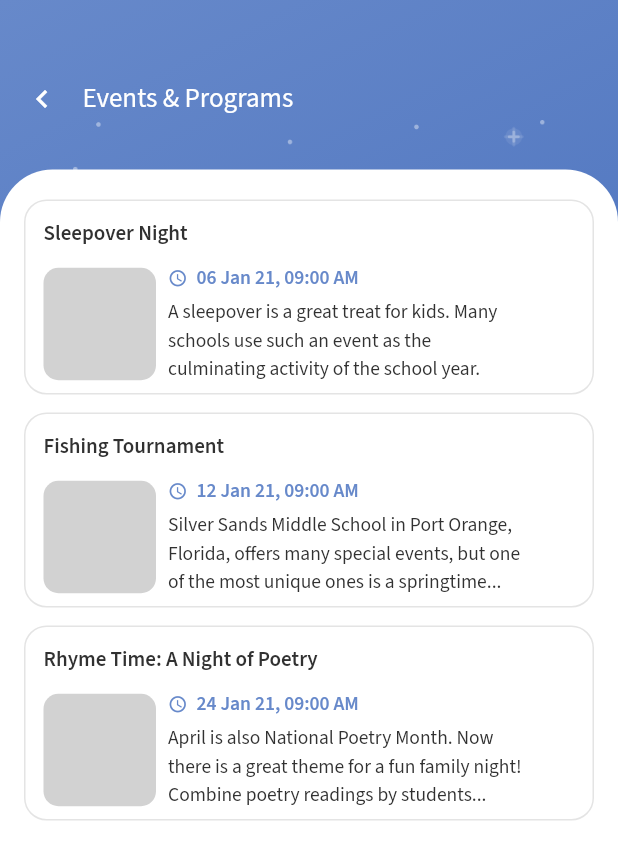
After one commit to Syahro/erp_ui, a Flutter app: the EventPage screen opened directly, on a phone screen of 412 x 824 dp. The commit adds this screen. Shown: the top 860 px of the screen. Run offline on Flutter 3.47's test engine with Material 2 defaults, Android fonts, the phone set to English and light mode, and no system bars; our stand-ins replace google_fonts.

Commit message:
done modified eventPage and add some assets or support

```diff
--- /dev/null
+++ b/lib/pages/event_page.dart
@@ -0,0 +1,117 @@
+import 'package:erp_ui/theme.dart';
+import 'package:erp_ui/widget/event_card.dart';
+import 'package:flutter/material.dart';
+
+class EventPage extends StatelessWidget {
+  @override
+  Widget build(BuildContext context) {
+    return Scaffold(
+      body: Stack(
+        children: [
+          Container(
+            height: double.infinity,
+            width: double.infinity,
+            decoration: BoxDecoration(
+              gradient: LinearGradient(
+                begin: Alignment.topLeft,
+                end: Alignment.bottomRight,
+                colors: [
+                  lightBlueColor,
+                  darkBlueColor,
+                ],
+              ),
+            ),
+            child: Padding(
+              padding: EdgeInsets.only(
+                top: 53,
+                left: 16,
+              ),
+              child: Column(
+                children: [
+                  Row(
+                    children: [
+                      Icon(
+                        Icons.chevron_left,
+                        color: whiteColor,
+                      ),
+                      SizedBox(
+                        width: 15,
+                      ),
+                      Text(
+                        'Events & Programs',
+                        style: regularTextStyle.copyWith(
+                          fontSize: 18,
+                          color: whiteColor,
+                        ),
+                      ),
+                    ],
+                  ),
+                  Padding(
+                    padding: EdgeInsets.symmetric(
+                      horizontal: 18,
+                    ),
+                    child: Image.asset(
+                      'assets/star_pattern.png',
+                      width: double.infinity,
+                      height: 62.45,
+                      color: whiteColor.withOpacity(0.4),
+                    ),
+                  ),
+                ],
+              ),
+            ),
+          ),
+          Padding(
+            padding: EdgeInsets.only(
+              top: 113,
+            ),
+            child: Container(
+              width: double.infinity,
+              decoration: BoxDecoration(
+                color: whiteColor,
+                borderRadius: BorderRadius.vertical(
+                  top: Radius.circular(35),
+                ),
+              ),
+              child: Padding(
+                padding: EdgeInsets.only(
+                  left: 16,
+                  right: 16,
+                  top: 20,
+                ),
+                child: Column(
+                  children: [
+                    EventCard(
+                      title: 'Sleepover Night',
+                      timeEvent: '06 Jan 21, 09:00 AM',
+                      description:
+                          'A sleepover is a great treat for kids. Many\nschools use such an event as the\nculminating activity of the school year.',
+                    ),
+                    SizedBox(
+                      height: 12,
+                    ),
+                    EventCard(
+                      title: 'Fishing Tournament',
+                      timeEvent: '12 Jan 21, 09:00 AM',
+                      description:
+                          'Silver Sands Middle School in Port Orange,\nFlorida, offers many special events, but one\nof the most unique ones is a springtime...',
+                    ),
+                    SizedBox(
+                      height: 12,
+                    ),
+                    EventCard(
+                      title: 'Rhyme Time: A Night of Poetry',
+                      timeEvent: '24 Jan 21, 09:00 AM',
+                      description:
+                          'April is also National Poetry Month. Now\nthere is a great theme for a fun family night!\nCombine poetry readings by students...',
+                    )
+                  ],
+                ),
+              ),
+            ),
+          )
+        ],
+      ),
+    );
+  }
+}
--- a/lib/pages/home_page.dart
+++ b/lib/pages/home_page.dart
@@ -1,6 +1,7 @@
 import 'package:erp_ui/pages/ask_doubt_page.dart';
 import 'package:erp_ui/pages/change_password_page.dart';
 import 'package:erp_ui/pages/date_sheet_page.dart';
+import 'package:erp_ui/pages/event_page.dart';
 import 'package:erp_ui/theme.dart';
 import 'package:erp_ui/widget/card_menu.dart';
 import 'package:erp_ui/widget/card_menu_top.dart';
@@ -312,9 +313,21 @@ class HomePage extends StatelessWidget {
                                     title: 'Change Password',
                                   ),
                                 ),
-                                CardMenu(
-                                  imageUrl: 'assets/ic_event.png',
-                                  title: 'Events',
+                                InkWell(
+                                  onTap: () {
+                                    Navigator.push(
+                                      context,
+                                      MaterialPageRoute(
+                                        builder: (context) {
+                                          return EventPage();
+                                        },
+                                      ),
+                                    );
+                                  },
+                                  child: CardMenu(
+                                    imageUrl: 'assets/ic_event.png',
+                                    title: 'Events',
+                                  ),
                                 ),
                                 CardMenu(
                                   imageUrl: 'assets/ic_logout.png',
--- /dev/null
+++ b/lib/widget/event_card.dart
@@ -0,0 +1,102 @@
+import 'package:flutter/material.dart';
+
+import '../theme.dart';
+
+class EventCard extends StatelessWidget {
+  final String title;
+  final String timeEvent;
+  final String description;
+
+  EventCard({
+    this.title,
+    this.timeEvent,
+    this.description,
+  });
+  @override
+  Widget build(BuildContext context) {
+    return Container(
+      width: double.infinity,
+      height: 130,
+      decoration: BoxDecoration(
+        borderRadius: BorderRadius.circular(15),
+        border: Border.all(
+          color: lightGreyColor.withOpacity(0.3),
+        ),
+      ),
+      child: Padding(
+        padding: EdgeInsets.only(
+          top: 12,
+          left: 12,
+          bottom: 12,
+          right: 21,
+        ),
+        child: Column(
+          crossAxisAlignment: CrossAxisAlignment.start,
+          children: [
+            Text(
+              title,
+              style: semiBoldTextStyle.copyWith(
+                fontSize: 14,
+                color: blackColor,
+              ),
+            ),
+            SizedBox(
+              height: 10,
+            ),
+            Row(
+              children: [
+                Container(
+                  height: 75,
+                  width: 75,
+                  decoration: BoxDecoration(
+                    color: lightGreyColor.withOpacity(0.5),
+                    borderRadius: BorderRadius.circular(10),
+                  ),
+                ),
+                SizedBox(
+                  width: 8,
+                ),
+                Column(
+                  crossAxisAlignment: CrossAxisAlignment.start,
+                  children: [
+                    Row(
+                      children: [
+                        Icon(
+                          Icons.schedule,
+                          color: lightBlueColor,
+                          size: 13,
+                        ),
+                        SizedBox(
+                          width: 6,
+                        ),
+                        Text(
+                          timeEvent,
+                          style: semiBoldTextStyle.copyWith(
+                            fontSize: 13,
+                            color: lightBlueColor,
+                          ),
+                        ),
+                      ],
+                    ),
+                    SizedBox(
+                      height: 4,
+                    ),
+                    Text(
+                      description,
+                      style: regularTextStyle.copyWith(
+                        fontSize: 13,
+                        color: darkGreyColor,
+                      ),
+                      maxLines: 4,
+                      textAlign: TextAlign.left,
+                    ),
+                  ],
+                )
+              ],
+            )
+          ],
+        ),
+      ),
+    );
+  }
+}
```
